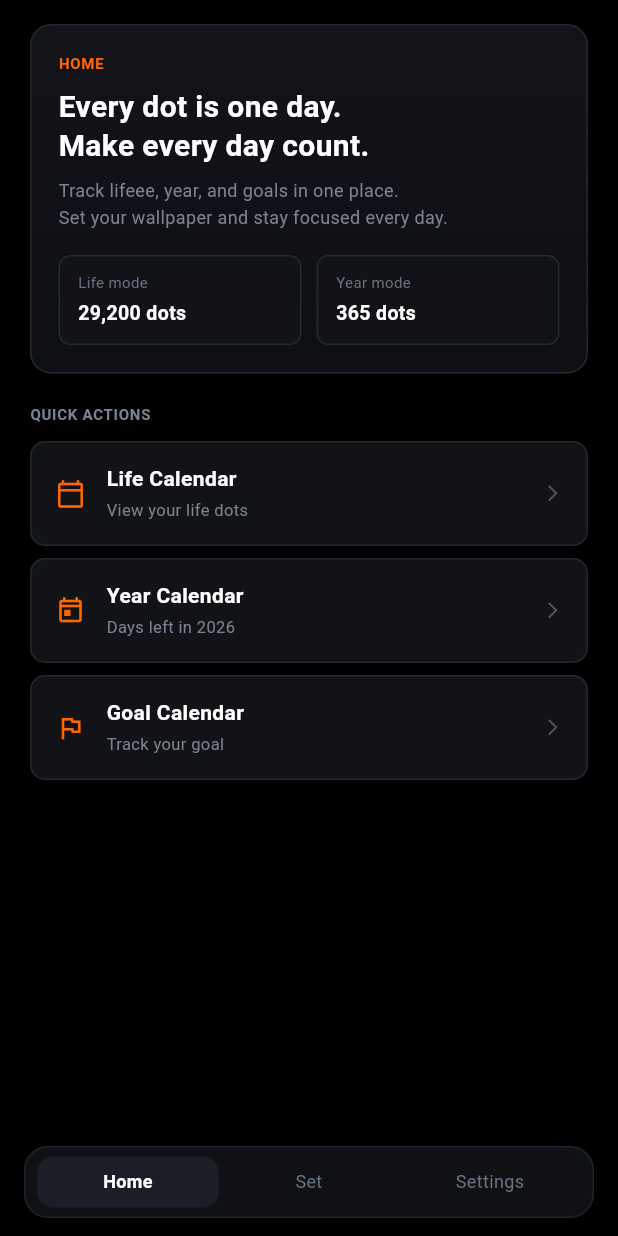
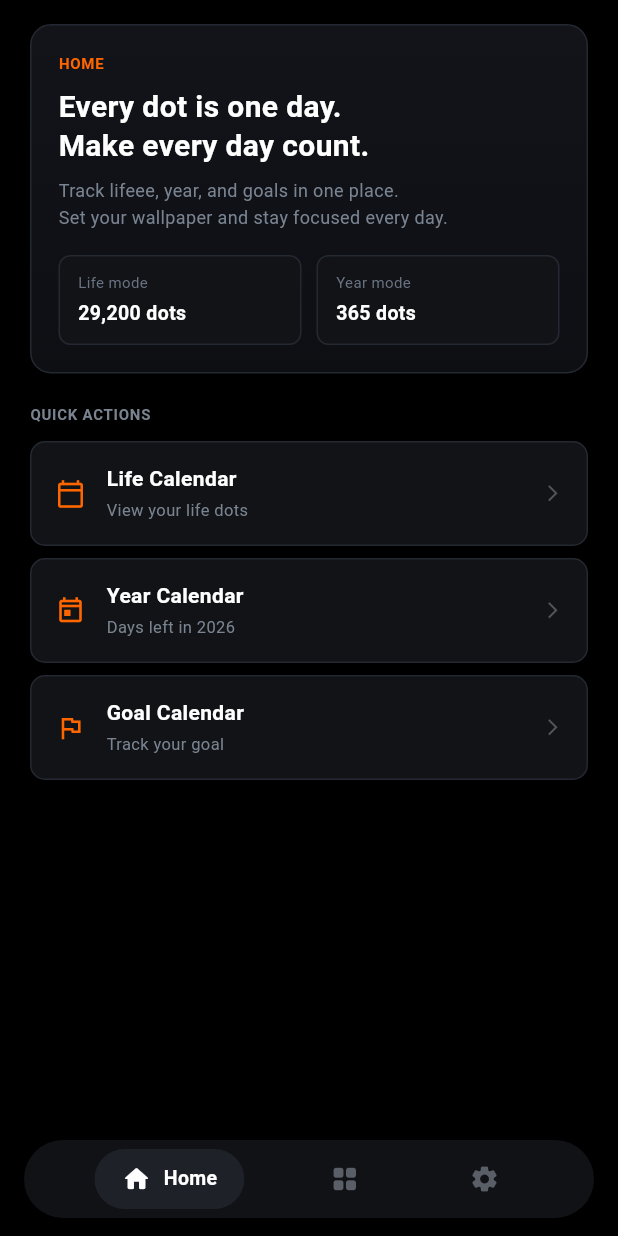
Before and after one commit to navedsayyed/DotDays, a Flutter app: the HomeScreen screen opened by its route, on a phone screen of 412 x 824 dp. Run offline on Flutter 3.47's test engine with Material 3 defaults, Android fonts, the phone set to English and light mode, and no system bars; our stand-ins replace flutter_riverpod, go_router, shared_preferences; missing offline and left inert: wallpaper_manager_flutter, workmanager; accounts and stored records are empty; Roboto replaces fonts that are missing (SF Pro Display).

Commit message:
implement home screen with dashboard stats and navigation tabs

```diff
--- a/lib/features/home/home_screen.dart
+++ b/lib/features/home/home_screen.dart
@@ -51,8 +51,11 @@ class _HomeScreenState extends ConsumerState<HomeScreen> {
         child: Padding(
           padding: const EdgeInsets.fromLTRB(20, 16, 20, 0),
           child: _tab == 0
-              ? _HomeTab(settings: settings, fmt: fmt,
-                  lifeTotal: lifeTotal, yearLeft: yearLeft)
+              ? _HomeTab(
+                  settings: settings,
+                  fmt: fmt,
+                  lifeTotal: lifeTotal,
+                  yearLeft: yearLeft)
               : _SettingsTabContent(settings: settings),
         ),
       ),
@@ -67,8 +70,10 @@ class _HomeTab extends StatelessWidget {
   final int yearLeft;
 
   const _HomeTab({
-    required this.settings, required this.fmt,
-    required this.lifeTotal, required this.yearLeft,
+    required this.settings,
+    required this.fmt,
+    required this.lifeTotal,
+    required this.yearLeft,
   });
 
   @override
@@ -124,11 +129,11 @@ class _HomeTab extends StatelessWidget {
                 const SizedBox(height: 16),
                 Row(
                   children: [
-                    _MetricCard(label: 'Life mode',
+                    _MetricCard(
+                        label: 'Life mode',
                         value: '${fmt.format(lifeTotal)} dots'),
                     const SizedBox(width: 10),
-                    const _MetricCard(label: 'Year mode',
-                        value: '365 dots'),
+                    const _MetricCard(label: 'Year mode', value: '365 dots'),
                   ],
                 ),
               ],
@@ -191,8 +196,7 @@ class _MetricCard extends StatelessWidget {
           crossAxisAlignment: CrossAxisAlignment.start,
           children: [
             Text(label,
-                style: const TextStyle(
-                    color: AppColors.textDim, fontSize: 10)),
+                style: const TextStyle(color: AppColors.textDim, fontSize: 10)),
             const SizedBox(height: 3),
             Text(value,
                 style: const TextStyle(
@@ -213,8 +217,10 @@ class _QuickAction extends StatelessWidget {
   final VoidCallback onTap;
 
   const _QuickAction({
-    required this.icon, required this.title,
-    required this.subtitle, required this.onTap,
+    required this.icon,
+    required this.title,
+    required this.subtitle,
+    required this.onTap,
   });
 
   @override
@@ -458,13 +464,11 @@ class _SettingsTabContent extends ConsumerWidget {
             ),
             TextButton(
               onPressed: () async {
-                await ref
-                    .read(appSettingsProvider.notifier)
-                    .setLifespan(temp);
+                await ref.read(appSettingsProvider.notifier).setLifespan(temp);
                 if (context.mounted) Navigator.pop(ctx);
               },
-              child: const Text('Save',
-                  style: TextStyle(color: AppColors.accent)),
+              child:
+                  const Text('Save', style: TextStyle(color: AppColors.accent)),
             ),
           ],
         ),
@@ -490,7 +494,8 @@ class _SettingsTile extends StatelessWidget {
       padding: const EdgeInsets.symmetric(vertical: 14),
       decoration: BoxDecoration(
         border: showBorder
-            ? const Border(bottom: BorderSide(color: AppColors.border, width: 0.5))
+            ? const Border(
+                bottom: BorderSide(color: AppColors.border, width: 0.5))
             : null,
       ),
       child: Row(
@@ -558,44 +563,59 @@ class _BottomNav extends StatelessWidget {
 
   const _BottomNav({required this.current, required this.onTap});
 
+  static const _items = [
+    (icon: Icons.home_rounded, label: 'Home'),
+    (icon: Icons.grid_view_rounded, label: 'Set'),
+    (icon: Icons.settings_rounded, label: 'Settings'),
+  ];
+
   @override
   Widget build(BuildContext context) {
-    final tabs = ['Home', 'Set', 'Settings'];
     return Container(
-      padding: const EdgeInsets.symmetric(horizontal: 8, vertical: 6),
+      padding: const EdgeInsets.symmetric(horizontal: 6, vertical: 6),
       decoration: BoxDecoration(
-        color: const Color(0xFF0F1115),
-        border: Border.all(color: AppColors.borderSubtle),
-        borderRadius: BorderRadius.circular(16),
+        color: const Color(0xFF101216),
+        borderRadius: BorderRadius.circular(28),
       ),
       child: Row(
-        children: List.generate(tabs.length, (i) {
+        mainAxisAlignment: MainAxisAlignment.spaceEvenly,
+        children: List.generate(_items.length, (i) {
           final active = i == current;
-          return Expanded(
-            child: GestureDetector(
-              onTap: () => onTap(i),
-              child: AnimatedContainer(
-                duration: const Duration(milliseconds: 200),
-                padding: const EdgeInsets.symmetric(vertical: 8),
-                decoration: BoxDecoration(
-                  color: active
-                      ? const Color(0xFF1A1F27)
-                      : Colors.transparent,
-                  borderRadius: BorderRadius.circular(10),
-                ),
-                child: Text(
-                  tabs[i],
-                  textAlign: TextAlign.center,
-                  style: TextStyle(
-                    color: active
-                        ? AppColors.textPrimary
-                        : AppColors.textDim,
-                    fontSize: 12,
-                    fontWeight: active
-                        ? FontWeight.w600
-                        : FontWeight.w400,
+          final item = _items[i];
+          return GestureDetector(
+            onTap: () => onTap(i),
+            behavior: HitTestBehavior.opaque,
+            child: AnimatedContainer(
+              duration: const Duration(milliseconds: 300),
+              curve: Curves.easeOutCubic,
+              padding: EdgeInsets.symmetric(
+                horizontal: active ? 18 : 16,
+                vertical: 10,
+              ),
+              decoration: BoxDecoration(
+                color: active ? const Color(0xFF1E2228) : Colors.transparent,
+                borderRadius: BorderRadius.circular(22),
+              ),
+              child: Row(
+                mainAxisSize: MainAxisSize.min,
+                children: [
+                  Icon(
+                    item.icon,
+                    size: 20,
+                    color: active ? Colors.white : const Color(0xFF5A5E66),
                   ),
-                ),
+                  if (active) ...[
+                    const SizedBox(width: 8),
+                    Text(
+                      item.label,
+                      style: const TextStyle(
+                        color: Colors.white,
+                        fontSize: 13,
+                        fontWeight: FontWeight.w600,
+                      ),
+                    ),
+                  ],
+                ],
               ),
             ),
           );
```
